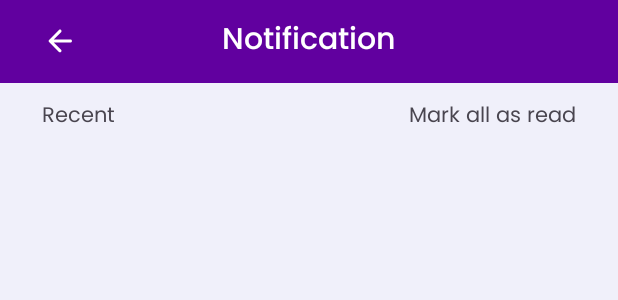
After one commit to TheMeowgician/Barangay-Post-Proper-Southside-Information-System, an Android app: the layout activity_notification.xml on its own in the app's theme, with its tools: preview values and no code run, on a phone screen of 412 x 824 dp. The commit adds this screen. Shown: the top 300 px of the screen. Run offline under Robolectric (Android 15) with nearby library versions, the phone set to English and light mode, and no system bars; Roboto replaces fonts that are not available here.

Commit message:
Added notification activity and white round arrow back inside notification activity

```diff
--- a/app/src/main/AndroidManifest.xml
+++ b/app/src/main/AndroidManifest.xml
@@ -6,16 +6,19 @@
     <uses-permission android:name="android.permission.INTERNET" />
 
     <application
-        android:networkSecurityConfig="@xml/network_security_config"
         android:allowBackup="true"
         android:dataExtractionRules="@xml/data_extraction_rules"
         android:fullBackupContent="@xml/backup_rules"
         android:icon="@mipmap/ic_launcher"
         android:label="@string/app_name"
+        android:networkSecurityConfig="@xml/network_security_config"
         android:roundIcon="@mipmap/ic_launcher_round"
         android:supportsRtl="true"
         android:theme="@style/Theme.BarangayInformationSystem"
         tools:targetApi="31">
+        <activity
+            android:name=".NotificationActivity"
+            android:exported="false" />
         <activity
             android:name=".ProfileActivity"
             android:exported="false" />
--- a/app/src/main/java/com/example/barangayinformationsystem/HomeActivity.java
+++ b/app/src/main/java/com/example/barangayinformationsystem/HomeActivity.java
@@ -30,6 +30,11 @@ public class HomeActivity extends AppCompatActivity {
         setContentView(R.layout.activity_home);
         initializeComponents();
         replaceFragment(new HomeFragment());
+    }
+
+    public void openNotificationActivity(View view) {
+        Intent intent = new Intent(HomeActivity.this, NotificationActivity.class);
+        startActivity(intent);
     }
 
     public void closeNavigationDrawer(View view) {
--- /dev/null
+++ b/app/src/main/java/com/example/barangayinformationsystem/NotificationActivity.java
@@ -0,0 +1,38 @@
+package com.example.barangayinformationsystem;
+
+import android.os.Bundle;
+import android.view.View;
+
+import androidx.activity.EdgeToEdge;
+import androidx.appcompat.app.AppCompatActivity;
+import androidx.appcompat.widget.AppCompatImageButton;
+import androidx.core.graphics.Insets;
+import androidx.core.view.ViewCompat;
+import androidx.core.view.WindowInsetsCompat;
+
+public class NotificationActivity extends AppCompatActivity {
+
+    AppCompatImageButton notification_activity_header_back_button;
+
+    @Override
+    protected void onCreate(Bundle savedInstanceState) {
+        super.onCreate(savedInstanceState);
+        EdgeToEdge.enable(this);
+        setContentView(R.layout.activity_notification);
+        ViewCompat.setOnApplyWindowInsetsListener(findViewById(R.id.main), (v, insets) -> {
+            Insets systemBars = insets.getInsets(WindowInsetsCompat.Type.systemBars());
+            v.setPadding(systemBars.left, systemBars.top, systemBars.right, systemBars.bottom);
+            return insets;
+        });
+        initializeComponents();
+    }
+
+    private void initializeComponents() {
+        notification_activity_header_back_button = findViewById(R.id.notification_activity_header_back_button);
+    }
+
+    public void back(View view) {
+        finish();
+    }
+
+}
--- /dev/null
+++ b/app/src/main/res/drawable/white_round_arrow_back_icon.xml
@@ -0,0 +1,5 @@
+<vector xmlns:android="http://schemas.android.com/apk/res/android" android:autoMirrored="true" android:height="24dp" android:tint="#FFFFFF" android:viewportHeight="24" android:viewportWidth="24" android:width="24dp">
+
+    <path android:fillColor="@android:color/white" android:pathData="M19,11H7.83l4.88,-4.88c0.39,-0.39 0.39,-1.03 0,-1.42 -0.39,-0.39 -1.02,-0.39 -1.41,0l-6.59,6.59c-0.39,0.39 -0.39,1.02 0,1.41l6.59,6.59c0.39,0.39 1.02,0.39 1.41,0 0.39,-0.39 0.39,-1.02 0,-1.41L7.83,13H19c0.55,0 1,-0.45 1,-1s-0.45,-1 -1,-1z"/>
+
+</vector>
--- a/app/src/main/res/layout/activity_home.xml
+++ b/app/src/main/res/layout/activity_home.xml
@@ -48,10 +48,11 @@
                         android:id="@+id/notificationImageButton"
                         android:layout_width="wrap_content"
                         android:layout_height="wrap_content"
-                        android:src="@drawable/black_notification_icon"
+                        android:layout_alignParentLeft="true"
+                        android:layout_centerVertical="true"
                         android:background="?android:selectableItemBackground"
-                        android:layout_centerVertical="true"
-                        android:layout_alignParentLeft="true"/>
+                        android:onClick="openNotificationActivity"
+                        android:src="@drawable/black_notification_icon" />
 
                     <com.google.android.material.imageview.ShapeableImageView
                         android:id="@+id/profileMiniIconCircleImageView"
--- /dev/null
+++ b/app/src/main/res/layout/activity_notification.xml
@@ -0,0 +1,77 @@
+<?xml version="1.0" encoding="utf-8"?>
+<RelativeLayout
+    xmlns:android="http://schemas.android.com/apk/res/android"
+    xmlns:app="http://schemas.android.com/apk/res-auto"
+    xmlns:tools="http://schemas.android.com/tools"
+    android:id="@+id/main"
+    android:layout_width="match_parent"
+    android:layout_height="match_parent"
+    tools:context=".NotificationActivity"
+    android:background="#F0F0FA">
+
+    <RelativeLayout
+        android:id="@+id/notification_activity_header_relative_layout"
+        android:layout_width="match_parent"
+        android:layout_height="55dp"
+        android:background="#61009F"
+        android:paddingLeft="28dp"
+        android:paddingRight="28dp">
+
+        <androidx.appcompat.widget.AppCompatImageButton
+            android:id="@+id/notification_activity_header_back_button"
+            android:layout_width="wrap_content"
+            android:layout_height="wrap_content"
+            android:layout_centerVertical="true"
+            android:background="@android:color/transparent"
+            android:onClick="back"
+            android:src="@drawable/white_round_arrow_back_icon" />
+
+        <com.google.android.material.textview.MaterialTextView
+            android:id="@+id/notification_activity_header_notification_text_view"
+            android:layout_width="wrap_content"
+            android:layout_height="wrap_content"
+            android:layout_centerInParent="true"
+            android:text="Notification"
+            android:textColor="@color/white"
+            android:textSize="20sp"
+            app:fontFamily="@font/poppins_medium" />
+
+    </RelativeLayout>
+
+    <ScrollView
+        android:id="@+id/notification_activity_body_scroll_view"
+        android:layout_width="match_parent"
+        android:layout_height="match_parent"
+        android:layout_below="@+id/notification_activity_header_relative_layout">
+
+        <RelativeLayout
+            android:id="@+id/notification_activity_recent_notification_relative_layout"
+            android:layout_width="match_parent"
+            android:layout_height="45dp"
+            android:paddingLeft="28dp"
+            android:paddingRight="28dp">
+
+            <com.google.android.material.textview.MaterialTextView
+                android:id="@+id/notification_activity_recent_textview"
+                android:layout_width="wrap_content"
+                android:layout_height="wrap_content"
+                android:layout_centerVertical="true"
+                android:text="Recent"
+                android:textSize="14sp"
+                app:fontFamily="@font/poppins"/>
+
+            <com.google.android.material.textview.MaterialTextView
+                android:id="@+id/notification_activity_mark_all_as_read_textview"
+                android:layout_width="wrap_content"
+                android:layout_height="wrap_content"
+                android:layout_centerVertical="true"
+                android:layout_alignParentRight="true"
+                android:text="Mark all as read"
+                android:textSize="14sp"
+                app:fontFamily="@font/poppins"/>
+
+        </RelativeLayout>
+
+    </ScrollView>
+
+</RelativeLayout>
```
